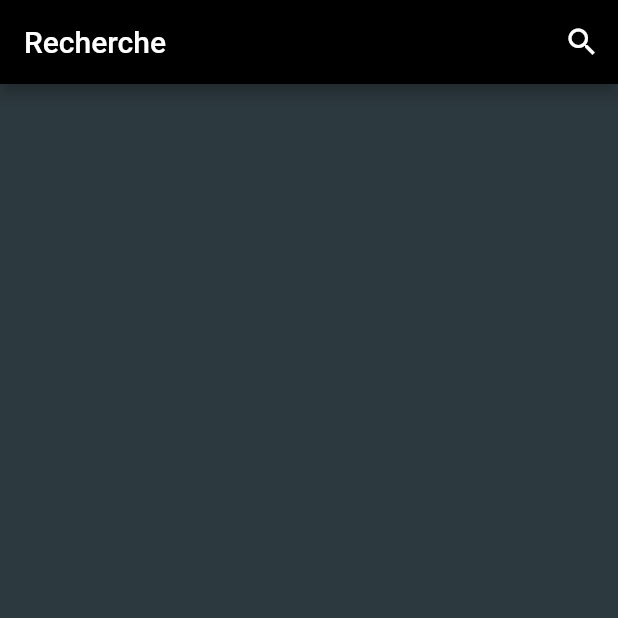
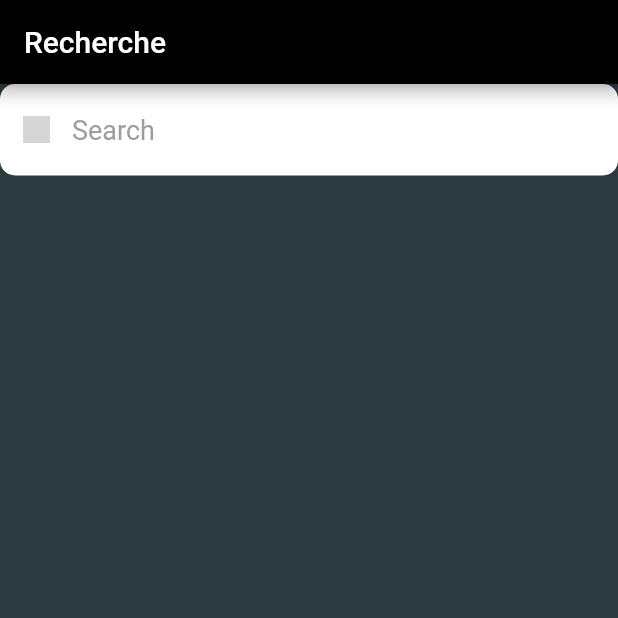
Before and after one commit to C4ntic/mobiliteFlutter, a Flutter app: the screen it shows after launch, on a phone screen of 412 x 824 dp, the top half of it. Run offline on Flutter 3.47's test engine with Material 2 defaults, Android fonts, the light colour scheme and no system bars; grey boxes are pictures that could not be loaded.

Commit message:
searchBar

```diff
--- a/lib/search.dart
+++ b/lib/search.dart
@@ -1,4 +1,5 @@
 import 'package:flutter/material.dart';
+import 'controller/Controller.dart';
 
 class Search extends StatefulWidget {
   const Search({super.key});
@@ -10,6 +11,7 @@ class Search extends StatefulWidget {
 class _SearchState extends State<Search> {
   Icon customIcon = const Icon(Icons.search);
   Widget customSearchBar = const Text('Recherche');
+  String value = '';
 
   @override
   void initState() {
@@ -22,105 +24,37 @@ class _SearchState extends State<Search> {
       appBar: AppBar(
         title: const Text('Recherche'),
         backgroundColor: Colors.black,
-        actions: [
-          IconButton(
-            onPressed: () {
-              // method to show the search bar
-              showSearch(
-                  context: context,
-                  // delegate to customize the search bar
-                  delegate: CustomSearchDelegate()
-              );
-            },
-            icon: const Icon(Icons.search),
-          )
-        ],
       ),
       backgroundColor: const Color(0xFF2C393F),
       body: Container(
-          alignment: Alignment.topCenter,
-          child: Column(
-              mainAxisAlignment: MainAxisAlignment.center,
-              children: <Widget>[
-
-              ])),
-    );
-  }
-
-}
-
-class CustomSearchDelegate extends SearchDelegate {
-  // Demo list to show querying
-  List<String> searchTerms = [
-    "Le Parrain",
-    "Breaking Bad",
-    "Game of Thrones",
-    "Peaky Blinders"
-  ];
-
-  // first overwrite to
-  // clear the search text
-  @override
-  List<Widget>? buildActions(BuildContext context) {
-    return [
-      IconButton(
-        onPressed: () {
-          query = '';
-        },
-        icon: Icon(Icons.clear),
-      ),
-    ];
-  }
-
-  // second overwrite to pop out of search menu
-  @override
-  Widget? buildLeading(BuildContext context) {
-    return IconButton(
-      onPressed: () {
-        close(context, null);
-      },
-      icon: Icon(Icons.arrow_back),
-    );
-  }
-
-  // third overwrite to show query result
-  @override
-  Widget buildResults(BuildContext context) {
-    List<String> matchQuery = [];
-    for (var fruit in searchTerms) {
-      if (fruit.toLowerCase().contains(query.toLowerCase())) {
-        matchQuery.add(fruit);
-      }
-    }
-    return ListView.builder(
-      itemCount: matchQuery.length,
-      itemBuilder: (context, index) {
-        var result = matchQuery[index];
-        return ListTile(
-          title: Text(result),
-        );
-      },
-    );
-  }
-
-  // last overwrite to show the
-  // querying process at the runtime
-  @override
-  Widget buildSuggestions(BuildContext context) {
-    List<String> matchQuery = [];
-    for (var fruit in searchTerms) {
-      if (fruit.toLowerCase().contains(query.toLowerCase())) {
-        matchQuery.add(fruit);
-      }
-    }
-    return ListView.builder(
-      itemCount: matchQuery.length,
-      itemBuilder: (context, index) {
-        var result = matchQuery[index];
-        return ListTile(
-          title: Text(result),
-        );
-      },
+        alignment: Alignment.topCenter,
+        child: TextField(
+          onSubmitted: (String value) async {
+            print("$value");
+            this.value = "$value";
+            print('la valeur de nahelbok est : ' + this.value);
+            // Navigator.pop();
+          },
+          cursorColor: Colors.grey,
+          decoration: InputDecoration(
+              fillColor: Colors.white,
+              filled: true,
+              border: OutlineInputBorder(
+                  borderRadius: BorderRadius.circular(10),
+                  borderSide: BorderSide.none
+              ),
+              hintText: 'Search',
+              hintStyle: TextStyle(
+                  color: Colors.grey,
+                  fontSize: 18
+              ),
+              prefixIcon: Container(
+                padding: EdgeInsets.all(15),
+                child: Image.asset('assets/icons/search.png'),
+                width: 18,
+              )
+          ),
+        ),),
     );
   }
 }
```
